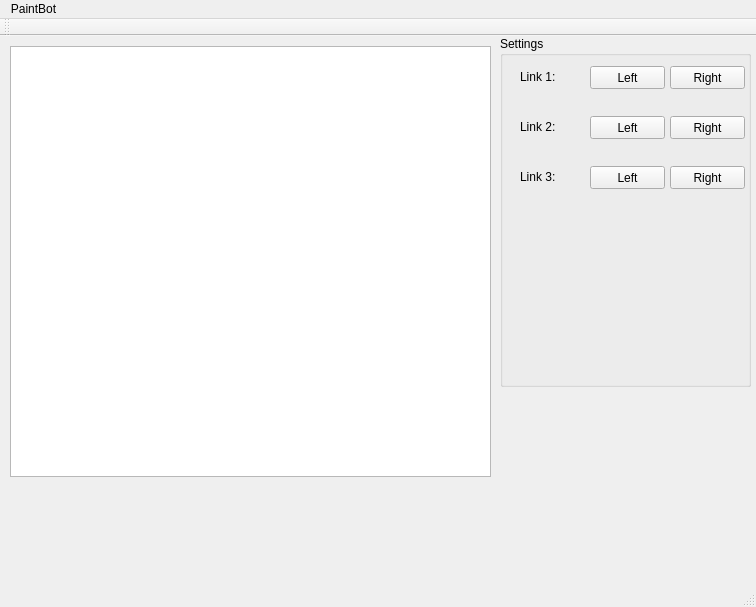
This is QTProject/PaintBot/mainwindow.ui in ecestafe/CSCE452-PaintBot as Qt 5 draws it before an edit. The edited form follows.
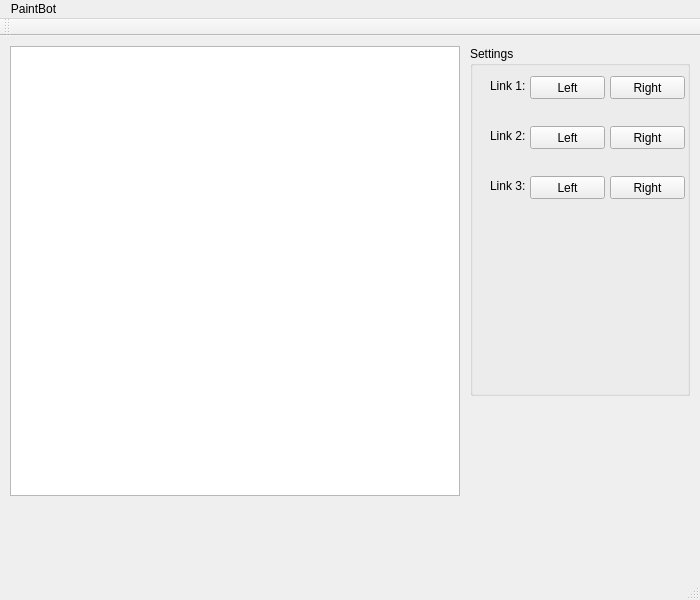
This is the edited form.

The edit to the form file:
```diff
--- a/QTProject/PaintBot/mainwindow.ui
+++ b/QTProject/PaintBot/mainwindow.ui
@@ -6,8 +6,8 @@
    <rect>
     <x>0</x>
     <y>0</y>
-    <width>756</width>
-    <height>607</height>
+    <width>700</width>
+    <height>600</height>
    </rect>
   </property>
   <property name="windowTitle">
@@ -17,10 +17,10 @@
    <widget class="QGroupBox" name="groupBox">
     <property name="geometry">
      <rect>
-      <x>500</x>
-      <y>0</y>
-      <width>251</width>
-      <height>351</height>
+      <x>470</x>
+      <y>10</y>
+      <width>220</width>
+      <height>350</height>
      </rect>
     </property>
     <property name="title">
@@ -29,7 +29,7 @@
     <widget class="QPushButton" name="pushButton">
      <property name="geometry">
       <rect>
-       <x>90</x>
+       <x>60</x>
        <y>30</y>
        <width>75</width>
        <height>23</height>
@@ -42,7 +42,7 @@
     <widget class="QPushButton" name="pushButton_2">
      <property name="geometry">
       <rect>
-       <x>170</x>
+       <x>140</x>
        <y>30</y>
        <width>75</width>
        <height>23</height>
@@ -57,8 +57,8 @@
       <rect>
        <x>20</x>
        <y>20</y>
-       <width>51</width>
-       <height>41</height>
+       <width>50</width>
+       <height>40</height>
       </rect>
      </property>
      <property name="text">
@@ -68,7 +68,7 @@
     <widget class="QPushButton" name="pushButton_3">
      <property name="geometry">
       <rect>
-       <x>90</x>
+       <x>60</x>
        <y>80</y>
        <width>75</width>
        <height>23</height>
@@ -81,7 +81,7 @@
     <widget class="QPushButton" name="pushButton_4">
      <property name="geometry">
       <rect>
-       <x>90</x>
+       <x>60</x>
        <y>130</y>
        <width>75</width>
        <height>23</height>
@@ -94,7 +94,7 @@
     <widget class="QPushButton" name="pushButton_5">
      <property name="geometry">
       <rect>
-       <x>170</x>
+       <x>140</x>
        <y>80</y>
        <width>75</width>
        <height>23</height>
@@ -107,7 +107,7 @@
     <widget class="QPushButton" name="pushButton_6">
      <property name="geometry">
       <rect>
-       <x>170</x>
+       <x>140</x>
        <y>130</y>
        <width>75</width>
        <height>23</height>
@@ -122,8 +122,8 @@
       <rect>
        <x>20</x>
        <y>70</y>
-       <width>51</width>
-       <height>41</height>
+       <width>50</width>
+       <height>40</height>
       </rect>
      </property>
      <property name="text">
@@ -135,8 +135,8 @@
       <rect>
        <x>20</x>
        <y>120</y>
-       <width>51</width>
-       <height>41</height>
+       <width>50</width>
+       <height>40</height>
       </rect>
      </property>
      <property name="text">
@@ -149,8 +149,8 @@
      <rect>
       <x>10</x>
       <y>10</y>
-      <width>481</width>
-      <height>431</height>
+      <width>450</width>
+      <height>450</height>
      </rect>
     </property>
    </widget>
@@ -160,7 +160,7 @@
     <rect>
      <x>0</x>
      <y>0</y>
-     <width>756</width>
+     <width>700</width>
      <height>21</height>
     </rect>
    </property>
```
